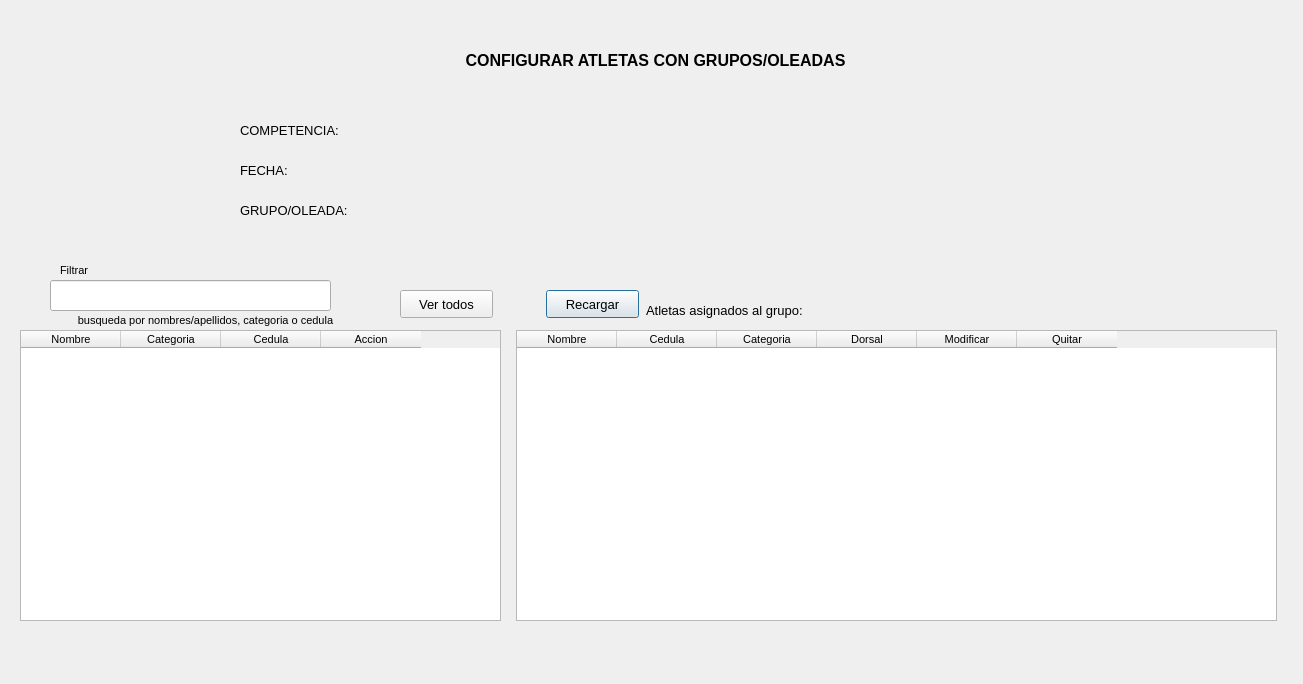
Above: qt/athletesGroups.ui from germang2/CrossfitTimer before the change. Below: the same form after it.
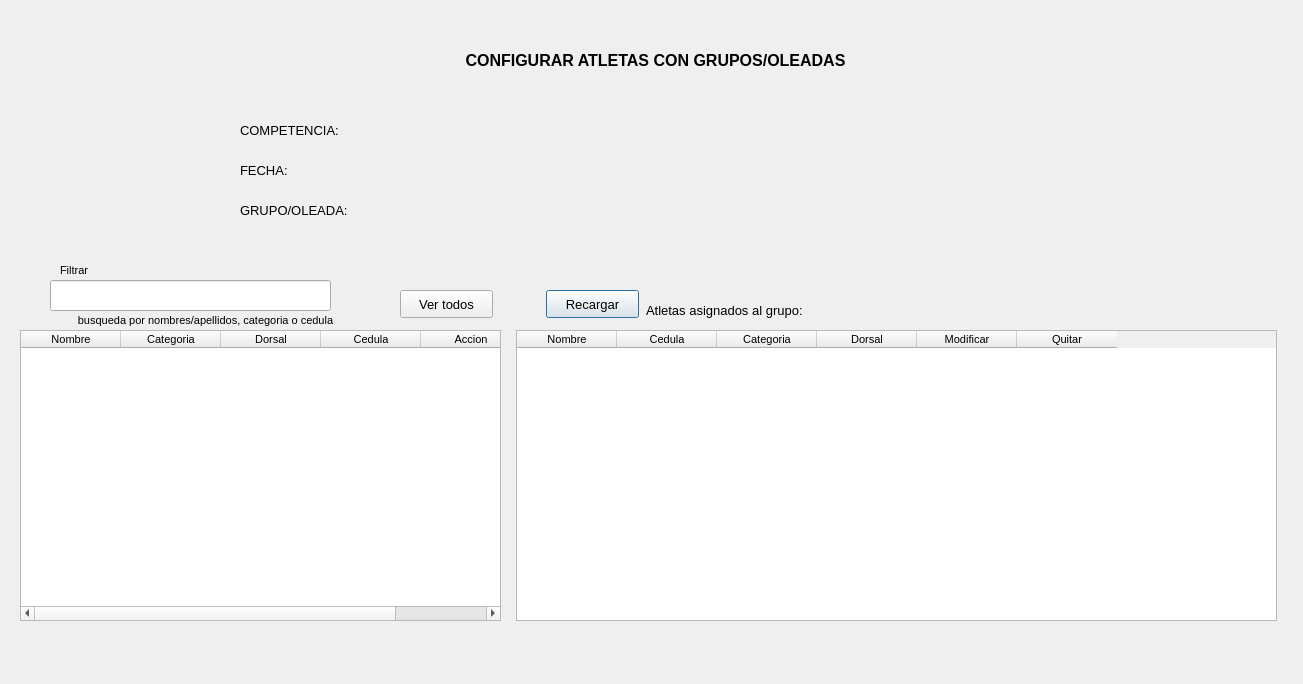
That is the form after the change.

Commit message: modify behaviour to use default dorsal

```diff
--- a/qt/athletesGroups.ui
+++ b/qt/athletesGroups.ui
@@ -151,6 +151,11 @@
      <string>Categoria</string>
     </property>
    </column>
+   <column>
+    <property name="text">
+     <string>Dorsal</string>
+    </property>
+   </column>
    <column>
     <property name="text">
      <string>Cedula</string>
```
The commit also changes 2 other files.
